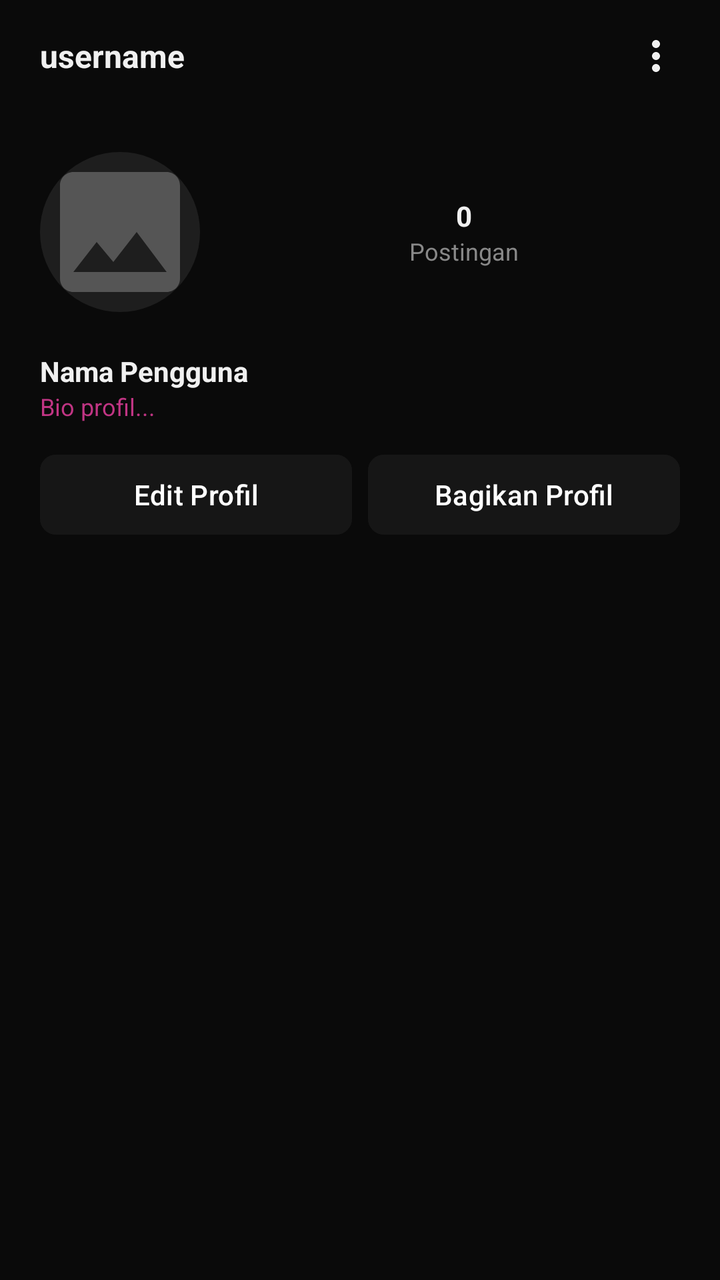
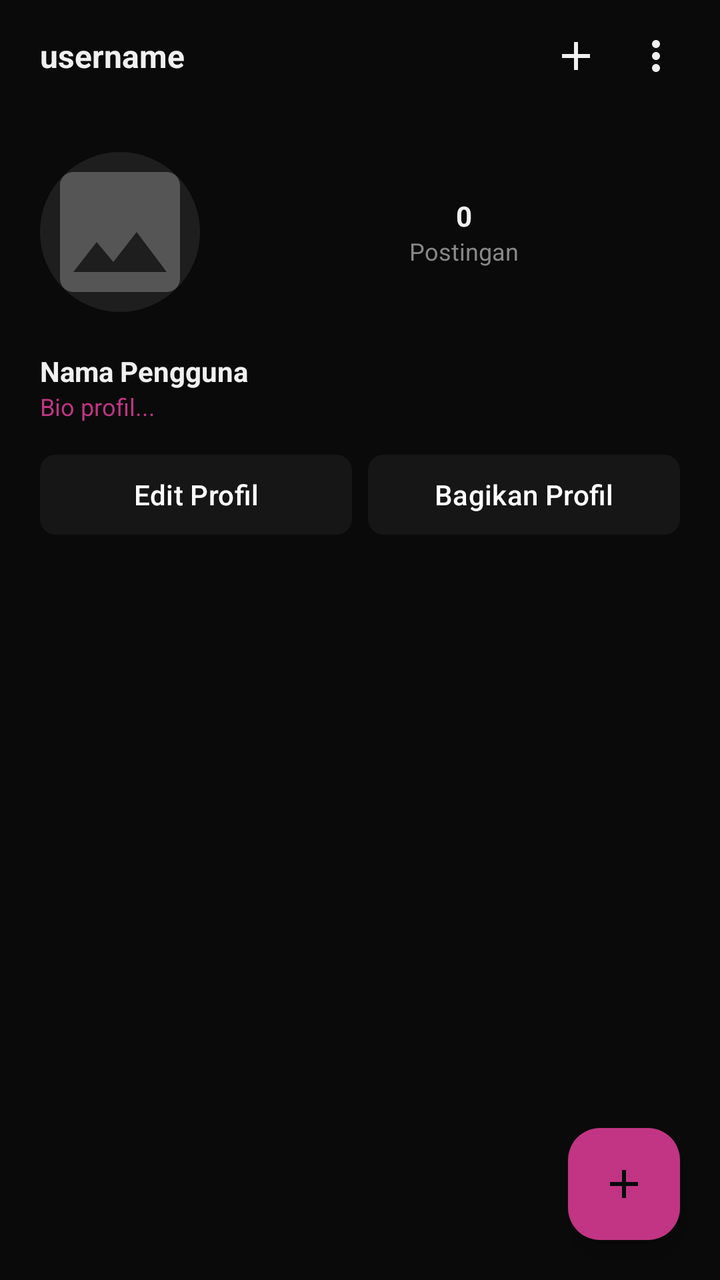

Before-and-after screenshots of an Android layout around one commit, followed by the original layout XML and the change that was made.
<!-- AndroidManifest.xml: application theme Theme.Example -->
<!-- res/layout/fragment_profile.xml -->
<?xml version="1.0" encoding="utf-8"?>
<LinearLayout
    xmlns:android="http://schemas.android.com/apk/res/android"
    xmlns:app="http://schemas.android.com/apk/res-auto"
    android:layout_width="match_parent"
    android:layout_height="match_parent"
    android:orientation="vertical"
    android:background="@color/bg_main">

    <RelativeLayout
        android:layout_width="match_parent"
        android:layout_height="56dp"
        android:paddingHorizontal="20dp">

        <TextView
            android:id="@+id/tvUsernameTop"
            android:layout_width="wrap_content"
            android:layout_height="wrap_content"
            android:text="username"
            android:textSize="16sp"
            android:textStyle="bold"
            android:textColor="@color/text_primary"
            android:layout_centerVertical="true"/>

        <ImageView
            android:id="@+id/btnMenu"
            android:layout_width="24dp"
            android:layout_height="24dp"
            android:src="@drawable/ic_menu"
            android:layout_alignParentEnd="true"
            android:layout_centerVertical="true"
            app:tint="@color/text_primary"/>
    </RelativeLayout>

    <LinearLayout
        android:layout_width="match_parent"
        android:layout_height="wrap_content"
        android:orientation="horizontal"
        android:padding="20dp"
        android:gravity="center_vertical">

        <com.google.android.material.imageview.ShapeableImageView
            android:id="@+id/ivProfile"
            android:layout_width="80dp"
            android:layout_height="80dp"
            android:src="@drawable/img_placeholder"
            android:scaleType="centerCrop"
            app:shapeAppearanceOverlay="@style/CircleImageView"/>

        <LinearLayout
            android:layout_width="match_parent"
            android:layout_height="wrap_content"
            android:layout_marginStart="24dp"
            android:baselineAligned="false"
            android:orientation="horizontal">

            <LinearLayout
                android:layout_width="0dp"
                android:layout_weight="1"
                android:layout_height="wrap_content"
                android:gravity="center"
                android:orientation="vertical">

                <TextView
                    android:id="@+id/tvPostCount"
                    android:layout_width="wrap_content"
                    android:layout_height="wrap_content"
                    android:text="0"
                    android:textColor="@color/text_primary"
                    android:textStyle="bold"/>

                <TextView
                    android:layout_width="wrap_content"
                    android:layout_height="wrap_content"
                    android:text="Postingan"
                    android:textSize="12sp"
                    android:textColor="@color/text_secondary"/>
            </LinearLayout>
        </LinearLayout>
    </LinearLayout>

    <LinearLayout
        android:layout_width="match_parent"
        android:layout_height="wrap_content"
        android:orientation="vertical"
        android:paddingHorizontal="20dp">

        <TextView
            android:id="@+id/tvFullName"
            android:layout_width="wrap_content"
            android:layout_height="wrap_content"
            android:text="Nama Pengguna"
            android:textColor="@color/text_primary"
            android:textStyle="bold"/>

        <TextView
            android:id="@+id/tvBio"
            android:layout_width="wrap_content"
            android:layout_height="wrap_content"
            android:text="Bio profil..."
            android:textColor="@color/accent_color"
            android:textSize="12sp"/>

        <LinearLayout
            android:layout_width="match_parent"
            android:layout_height="wrap_content"
            android:layout_marginTop="12dp"
            android:orientation="horizontal">

            <com.google.android.material.button.MaterialButton
                android:id="@+id/btnEditProfile"
                android:layout_width="0dp"
                android:layout_weight="1"
                android:layout_height="wrap_content"
                android:backgroundTint="@color/bg_input"
                android:text="Edit Profil"
                app:cornerRadius="8dp"
                android:layout_marginEnd="8dp"/>

            <com.google.android.material.button.MaterialButton
                android:id="@+id/btnShareProfile"
                android:layout_width="0dp"
                android:layout_weight="1"
                android:layout_height="wrap_content"
                android:backgroundTint="@color/bg_input"
                android:text="Bagikan Profil"
                app:cornerRadius="8dp"/>
        </LinearLayout>
    </LinearLayout>

    <com.google.android.material.tabs.TabLayout
        android:id="@+id/tabLayout"
        android:layout_width="match_parent"
        android:layout_height="wrap_content"
        android:layout_marginTop="16dp"
        android:background="@color/bg_main"
        app:tabIndicatorColor="@color/text_primary"
        app:tabSelectedTextColor="@color/text_primary"
        app:tabTextColor="@color/text_secondary"/>

    <androidx.recyclerview.widget.RecyclerView
        android:id="@+id/rvProfileGrid"
        android:layout_width="match_parent"
        android:layout_height="match_parent"
        app:layoutManager="androidx.recyclerview.widget.GridLayoutManager"
        app:spanCount="3"/>
</LinearLayout>
<!-- resources referenced by this layout -->
<resources>
  <color name="accent_color">#C13584</color>
  <color name="bg_input">#161616</color>
  <color name="bg_main">#0A0A0A</color>
  <color name="text_primary">#F0F0F0</color>
  <color name="text_secondary">#888888</color>
  <!-- drawable ic_menu (drawable) -->
  <?xml version="1.0" encoding="utf-8"?>
  <vector xmlns:android="http://schemas.android.com/apk/res/android"
      android:width="24dp" android:height="24dp"
      android:viewportWidth="24" android:viewportHeight="24">
      <path android:fillColor="#F0F0F0"
          android:pathData="M12,8c1.1,0 2,-0.9 2,-2s-0.9,-2 -2,-2 -2,0.9 -2,2 0.9,2 2,2zM12,10c-1.1,0 -2,0.9 -2,2s0.9,2 2,2 2,-0.9 2,-2 -0.9,-2 -2,-2zM12,16c-1.1,0 -2,0.9 -2,2s0.9,2 2,2 2,-0.9 2,-2 -0.9,-2 -2,-2z"/>
  </vector>
  <!-- drawable img_placeholder (drawable) -->
  <?xml version="1.0" encoding="utf-8"?>
  <vector xmlns:android="http://schemas.android.com/apk/res/android"
      android:width="200dp"
      android:height="200dp"
      android:viewportWidth="24"
      android:viewportHeight="24">
  
      <path
          android:fillColor="#1E1E1E"
          android:pathData="M0,0h24v24h-24z"/>
  
      <path
          android:fillColor="#555555"
          android:pathData="M21,19V5c0,-1.1 -0.9,-2 -2,-2H5c-1.1,0 -2,0.9 -2,2v14c0,1.1 0.9,2 2,2h14c1.1,0 2,-0.9 2,-2zM8.5,13.5l2.5,3.01L14.5,12l4.5,6H5l3.5,-4.5z"/>
  </vector>
  <style name="CircleImageView">
          <item name="cornerSize">50%</item>
          <item name="cornerFamily">rounded</item>
      </style>
  <style name="Theme.Example" parent="Base.Theme.Example" />
  <style name="Base.Theme.Example" parent="Theme.Material3.DayNight.NoActionBar">
          
          
      </style>
</resources>

<!-- the commit's change to res/layout/fragment_profile.xml (unified diff, before → after) -->
@@ -1,147 +1,172 @@
 <?xml version="1.0" encoding="utf-8"?>
-<LinearLayout
-    xmlns:android="http://schemas.android.com/apk/res/android"
+<FrameLayout xmlns:android="http://schemas.android.com/apk/res/android"
     xmlns:app="http://schemas.android.com/apk/res-auto"
     android:layout_width="match_parent"
-    android:layout_height="match_parent"
-    android:orientation="vertical"
-    android:background="@color/bg_main">
-
-    <RelativeLayout
-        android:layout_width="match_parent"
-        android:layout_height="56dp"
-        android:paddingHorizontal="20dp">
-
-        <TextView
-            android:id="@+id/tvUsernameTop"
-            android:layout_width="wrap_content"
-            android:layout_height="wrap_content"
-            android:text="username"
-            android:textSize="16sp"
-            android:textStyle="bold"
-            android:textColor="@color/text_primary"
-            android:layout_centerVertical="true"/>
-
-        <ImageView
-            android:id="@+id/btnMenu"
-            android:layout_width="24dp"
-            android:layout_height="24dp"
-            android:src="@drawable/ic_menu"
-            android:layout_alignParentEnd="true"
-            android:layout_centerVertical="true"
-            app:tint="@color/text_primary"/>
-    </RelativeLayout>
+    android:layout_height="match_parent">
 
     <LinearLayout
         android:layout_width="match_parent"
-        android:layout_height="wrap_content"
-        android:orientation="horizontal"
-        android:padding="20dp"
-        android:gravity="center_vertical">
+        android:layout_height="match_parent"
+        android:orientation="vertical"
+        android:background="@color/bg_main">
 
-        <com.google.android.material.imageview.ShapeableImageView
-            android:id="@+id/ivProfile"
-            android:layout_width="80dp"
-            android:layout_height="80dp"
-            android:src="@drawable/img_placeholder"
-            android:scaleType="centerCrop"
-            app:shapeAppearanceOverlay="@style/CircleImageView"/>
+        <RelativeLayout
+            android:layout_width="match_parent"
+            android:layout_height="56dp"
+            android:paddingHorizontal="20dp">
+
+            <TextView
+                android:id="@+id/tvUsernameTop"
+                android:layout_width="wrap_content"
+                android:layout_height="wrap_content"
+                android:text="username"
+                android:textSize="16sp"
+                android:textStyle="bold"
+                android:textColor="@color/text_primary"
+                android:layout_centerVertical="true"/>
+
+            <ImageView
+                android:id="@+id/btnAddPost"
+                android:layout_width="24dp"
+                android:layout_height="24dp"
+                android:layout_toStartOf="@id/btnMenu"
+                android:layout_marginEnd="16dp"
+                android:layout_centerVertical="true"
+                android:src="@drawable/ic_add"
+                app:tint="@color/text_primary" />
+
+            <ImageView
+                android:id="@+id/btnMenu"
+                android:layout_width="24dp"
+                android:layout_height="24dp"
+                android:src="@drawable/ic_menu"
+                android:layout_alignParentEnd="true"
+                android:layout_centerVertical="true"
+                app:tint="@color/text_primary"/>
+        </RelativeLayout>
 
         <LinearLayout
             android:layout_width="match_parent"
             android:layout_height="wrap_content"
-            android:layout_marginStart="24dp"
-            android:baselineAligned="false"
-            android:orientation="horizontal">
+            android:orientation="horizontal"
+            android:padding="20dp"
+            android:gravity="center_vertical">
+
+            <com.google.android.material.imageview.ShapeableImageView
+                android:id="@+id/ivProfile"
+                android:layout_width="80dp"
+                android:layout_height="80dp"
+                android:src="@drawable/img_placeholder"
+                android:scaleType="centerCrop"
+                app:shapeAppearanceOverlay="@style/CircleImageView"/>
 
             <LinearLayout
-                android:layout_width="0dp"
-                android:layout_weight="1"
+                android:layout_width="match_parent"
                 android:layout_height="wrap_content"
-                android:gravity="center"
-                android:orientation="vertical">
+                android:layout_marginStart="24dp"
+                android:baselineAligned="false"
+                android:orientation="horizontal">
 
-                <TextView
-                    android:id="@+id/tvPostCount"
-                    android:layout_width="wrap_content"
+                <LinearLayout
+                    android:layout_width="0dp"
+                    android:layout_weight="1"
                     android:layout_height="wrap_content"
-                    android:text="0"
-                    android:textColor="@color/text_primary"
-                    android:textStyle="bold"/>
+                    android:gravity="center"
+                    android:orientation="vertical">
 
-                <TextView
-                    android:layout_width="wrap_content"
-                    android:layout_height="wrap_content"
-                    android:text="Postingan"
-                    android:textSize="12sp"
-                    android:textColor="@color/text_secondary"/>
+                    <TextView
+                        android:id="@+id/tvPostCount"
+                        android:layout_width="wrap_content"
+                        android:layout_height="wrap_content"
+                        android:text="0"
+                        android:textColor="@color/text_primary"
+                        android:textStyle="bold"/>
+
+                    <TextView
+                        android:layout_width="wrap_content"
+                        android:layout_height="wrap_content"
+                        android:text="Postingan"
+                        android:textSize="12sp"
+                        android:textColor="@color/text_secondary"/>
+                </LinearLayout>
             </LinearLayout>
         </LinearLayout>
-    </LinearLayout>
-
-    <LinearLayout
-        android:layout_width="match_parent"
-        android:layout_height="wrap_content"
-        android:orientation="vertical"
-        android:paddingHorizontal="20dp">
-
-        <TextView
-            android:id="@+id/tvFullName"
-            android:layout_width="wrap_content"
-            android:layout_height="wrap_content"
-            android:text="Nama Pengguna"
-            android:textColor="@color/text_primary"
-            android:textStyle="bold"/>
-
-        <TextView
-            android:id="@+id/tvBio"
-            android:layout_width="wrap_content"
-            android:layout_height="wrap_content"
-            android:text="Bio profil..."
-            android:textColor="@color/accent_color"
-            android:textSize="12sp"/>
 
         <LinearLayout
             android:layout_width="match_parent"
             android:layout_height="wrap_content"
-            android:layout_marginTop="12dp"
-            android:orientation="horizontal">
+            android:orientation="vertical"
+            android:paddingHorizontal="20dp">
 
-            <com.google.android.material.button.MaterialButton
-                android:id="@+id/btnEditProfile"
-                android:layout_width="0dp"
-                android:layout_weight="1"
+            <TextView
+                android:id="@+id/tvFullName"
+                android:layout_width="wrap_content"
                 android:layout_height="wrap_content"
-                android:backgroundTint="@color/bg_input"
-                android:text="Edit Profil"
-                app:cornerRadius="8dp"
-                android:layout_marginEnd="8dp"/>
+                android:text="Nama Pengguna"
+                android:textColor="@color/text_primary"
+                android:textStyle="bold"/>
 
-            <com.google.android.material.button.MaterialButton
-                android:id="@+id/btnShareProfile"
-                android:layout_width="0dp"
-                android:layout_weight="1"
+            <TextView
+                android:id="@+id/tvBio"
+                android:layout_width="wrap_content"
                 android:layout_height="wrap_content"
-                android:backgroundTint="@color/bg_input"
-                android:text="Bagikan Profil"
-                app:cornerRadius="8dp"/>
+                android:text="Bio profil..."
+                android:textColor="@color/accent_color"
+                android:textSize="12sp"/>
+
+            <LinearLayout
+                android:layout_width="match_parent"
+                android:layout_height="wrap_content"
+                android:layout_marginTop="12dp"
+                android:orientation="horizontal">
+
+                <com.google.android.material.button.MaterialButton
+                    android:id="@+id/btnEditProfile"
+                    android:layout_width="0dp"
+                    android:layout_weight="1"
+                    android:layout_height="wrap_content"
+                    android:backgroundTint="@color/bg_input"
+                    android:text="Edit Profil"
+                    app:cornerRadius="8dp"
+                    android:layout_marginEnd="8dp"/>
+
+                <com.google.android.material.button.MaterialButton
+                    android:id="@+id/btnShareProfile"
+                    android:layout_width="0dp"
+                    android:layout_weight="1"
+                    android:layout_height="wrap_content"
+                    android:backgroundTint="@color/bg_input"
+                    android:text="Bagikan Profil"
+                    app:cornerRadius="8dp"/>
+            </LinearLayout>
         </LinearLayout>
+
+        <com.google.android.material.tabs.TabLayout
+            android:id="@+id/tabLayout"
+            android:layout_width="match_parent"
+            android:layout_height="wrap_content"
+            android:layout_marginTop="16dp"
+            android:background="@color/bg_main"
+            app:tabIndicatorColor="@color/text_primary"
+            app:tabSelectedTextColor="@color/text_primary"
+            app:tabTextColor="@color/text_secondary"/>
+
+        <androidx.recyclerview.widget.RecyclerView
+            android:id="@+id/rvProfileGrid"
+            android:layout_width="match_parent"
+            android:layout_height="match_parent"
+            app:layoutManager="androidx.recyclerview.widget.GridLayoutManager"
+            app:spanCount="3"/>
     </LinearLayout>
 
-    <com.google.android.material.tabs.TabLayout
-        android:id="@+id/tabLayout"
-        android:layout_width="match_parent"
+    <com.google.android.material.floatingactionbutton.FloatingActionButton
+        android:id="@+id/fabAddPost"
+        android:layout_width="wrap_content"
         android:layout_height="wrap_content"
-        android:layout_marginTop="16dp"
-        android:background="@color/bg_main"
-        app:tabIndicatorColor="@color/text_primary"
-        app:tabSelectedTextColor="@color/text_primary"
-        app:tabTextColor="@color/text_secondary"/>
+        android:layout_gravity="bottom|end"
+        android:layout_margin="20dp"
+        android:src="@drawable/ic_add"
+        app:backgroundTint="@color/accent_color"
+        app:tint="@color/bg_main" />
 
-    <androidx.recyclerview.widget.RecyclerView
-        android:id="@+id/rvProfileGrid"
-        android:layout_width="match_parent"
-        android:layout_height="match_parent"
-        app:layoutManager="androidx.recyclerview.widget.GridLayoutManager"
-        app:spanCount="3"/>
-</LinearLayout>
+</FrameLayout>
<!-- resource entries referenced after the edit -->
@@ -5,6 +5,17 @@
   <color name="bg_main">#0A0A0A</color>
   <color name="text_primary">#F0F0F0</color>
   <color name="text_secondary">#888888</color>
+  <!-- drawable ic_add (drawable) -->
+  <?xml version="1.0" encoding="utf-8"?>
+  <vector xmlns:android="http://schemas.android.com/apk/res/android"
+      android:width="24dp"
+      android:height="24dp"
+      android:viewportWidth="24"
+      android:viewportHeight="24">
+      <path
+          android:fillColor="#F0F0F0"
+          android:pathData="M19,13h-6v6h-2v-6H5v-2h6V5h2v6h6v2z"/>
+  </vector>
   <!-- drawable ic_menu (drawable) -->
   <?xml version="1.0" encoding="utf-8"?>
   <vector xmlns:android="http://schemas.android.com/apk/res/android"
